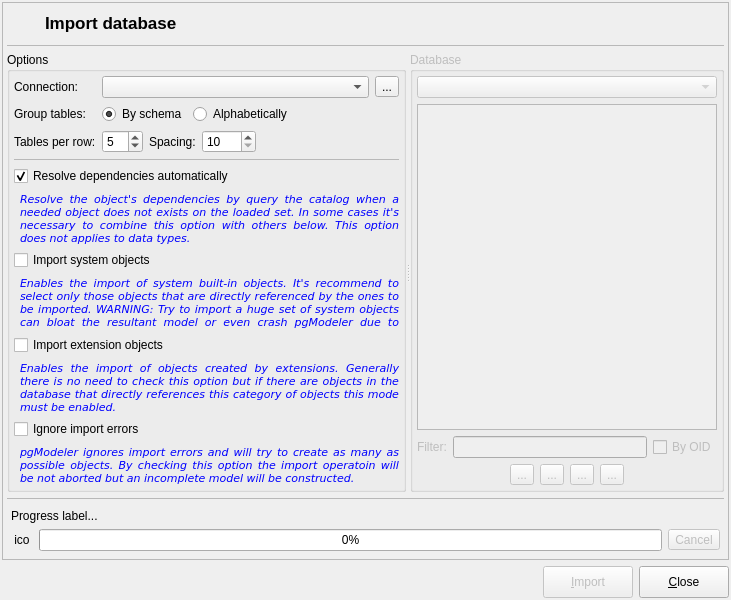
Above: libpgmodeler_ui/ui/databaseimportform.ui from pgmodeler/pgmodeler before the change. Below: the same form after it.
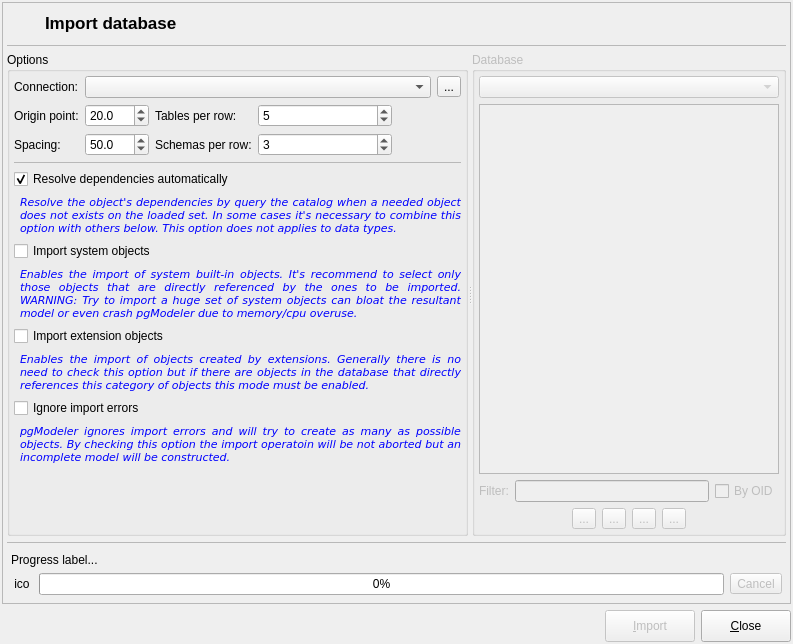
That is the form after the change. Icons and pictures are not drawn.

Commit message: Added a method to make a basic table/schema rearrange.

```diff
--- a/libpgmodeler_ui/ui/databaseimportform.ui
+++ b/libpgmodeler_ui/ui/databaseimportform.ui
@@ -9,8 +9,8 @@
    <rect>
     <x>0</x>
     <y>0</y>
-    <width>731</width>
-    <height>600</height>
+    <width>793</width>
+    <height>644</height>
    </rect>
   </property>
   <property name="sizePolicy">
@@ -262,6 +262,12 @@
             <bool>false</bool>
            </property>
            <widget class="QGroupBox" name="options_gb">
+            <property name="sizePolicy">
+             <sizepolicy hsizetype="Minimum" vsizetype="Preferred">
+              <horstretch>0</horstretch>
+              <verstretch>0</verstretch>
+             </sizepolicy>
+            </property>
             <property name="title">
              <string>Options</string>
             </property>
@@ -278,59 +284,7 @@
              <property name="bottomMargin">
               <number>4</number>
              </property>
-             <item row="1" column="0">
-              <widget class="QLabel" name="group_lbl">
-               <property name="sizePolicy">
-                <sizepolicy hsizetype="Fixed" vsizetype="Preferred">
-                 <horstretch>0</horstretch>
-                 <verstretch>0</verstretch>
-                </sizepolicy>
-               </property>
-               <property name="text">
-                <string>Group tables:</string>
-               </property>
-              </widget>
-             </item>
-             <item row="3" column="4">
-              <spacer name="horizontalSpacer_3">
-               <property name="orientation">
-                <enum>Qt::Horizontal</enum>
-               </property>
-               <property name="sizeHint" stdset="0">
-                <size>
-                 <width>40</width>
-                 <height>20</height>
-                </size>
-               </property>
-              </spacer>
-             </item>
-             <item row="3" column="0">
-              <widget class="QLabel" name="tabs_per_row_lbl">
-               <property name="sizePolicy">
-                <sizepolicy hsizetype="Fixed" vsizetype="Preferred">
-                 <horstretch>0</horstretch>
-                 <verstretch>0</verstretch>
-                </sizepolicy>
-               </property>
-               <property name="text">
-                <string>Tables per row:</string>
-               </property>
-              </widget>
-             </item>
-             <item row="3" column="2">
-              <widget class="QLabel" name="tab_spacing_lbl">
-               <property name="sizePolicy">
-                <sizepolicy hsizetype="Fixed" vsizetype="Preferred">
-                 <horstretch>0</horstretch>
-                 <verstretch>0</verstretch>
-                </sizepolicy>
-               </property>
-               <property name="text">
-                <string>Spacing:</string>
-               </property>
-              </widget>
-             </item>
-             <item row="11" column="0" colspan="5">
+             <item row="14" column="0" colspan="6">
               <layout class="QGridLayout" name="gridLayout_15">
                <item row="1" column="1">
                 <widget class="QLabel" name="hint2_lbl_3">
@@ -435,20 +389,188 @@
                </property>
               </widget>
              </item>
-             <item row="3" column="1">
-              <widget class="QSpinBox" name="tabs_per_row_sb">
-               <property name="minimum">
-                <number>1</number>
-               </property>
-               <property name="maximum">
-                <number>20</number>
-               </property>
-               <property name="value">
-                <number>5</number>
-               </property>
-              </widget>
+             <item row="15" column="0" colspan="6">
+              <layout class="QGridLayout" name="gridLayout_2">
+               <item row="0" column="0" colspan="2">
+                <widget class="QCheckBox" name="ignore_errors_chk">
+                 <property name="sizePolicy">
+                  <sizepolicy hsizetype="Expanding" vsizetype="Fixed">
+                   <horstretch>0</horstretch>
+                   <verstretch>0</verstretch>
+                  </sizepolicy>
+                 </property>
+                 <property name="text">
+                  <string>Ignore import errors</string>
+                 </property>
+                </widget>
+               </item>
+               <item row="1" column="1">
+                <widget class="QLabel" name="hint3_lbl">
+                 <property name="enabled">
+                  <bool>true</bool>
+                 </property>
+                 <property name="sizePolicy">
+                  <sizepolicy hsizetype="Expanding" vsizetype="Expanding">
+                   <horstretch>0</horstretch>
+                   <verstretch>0</verstretch>
+                  </sizepolicy>
+                 </property>
+                 <property name="palette">
+                  <palette>
+                   <active>
+                    <colorrole role="WindowText">
+                     <brush brushstyle="SolidPattern">
+                      <color alpha="255">
+                       <red>0</red>
+                       <green>0</green>
+                       <blue>255</blue>
+                      </color>
+                     </brush>
+                    </colorrole>
+                   </active>
+                   <inactive>
+                    <colorrole role="WindowText">
+                     <brush brushstyle="SolidPattern">
+                      <color alpha="255">
+                       <red>0</red>
+                       <green>0</green>
+                       <blue>255</blue>
+                      </color>
+                     </brush>
+                    </colorrole>
+                   </inactive>
+                   <disabled>
+                    <colorrole role="WindowText">
+                     <brush brushstyle="SolidPattern">
+                      <color alpha="255">
+                       <red>117</red>
+                       <green>114</green>
+                       <blue>112</blue>
+                      </color>
+                     </brush>
+                    </colorrole>
+                   </disabled>
+                  </palette>
+                 </property>
+                 <property name="font">
+                  <font>
+                   <family>DejaVu Sans</family>
+                   <pointsize>8</pointsize>
+                   <italic>true</italic>
+                  </font>
+                 </property>
+                 <property name="text">
+                  <string>pgModeler ignores import errors and will try to create as many as possible objects. By checking this option the import operatoin will be not aborted but an incomplete model will be constructed.</string>
+                 </property>
+                 <property name="textFormat">
+                  <enum>Qt::PlainText</enum>
+                 </property>
+                 <property name="alignment">
+                  <set>Qt::AlignJustify|Qt::AlignTop</set>
+                 </property>
+                 <property name="wordWrap">
+                  <bool>true</bool>
+                 </property>
+                 <property name="indent">
+                  <number>0</number>
+                 </property>
+                </widget>
+               </item>
+              </layout>
              </item>
-             <item row="5" column="0" colspan="5">
+             <item row="12" column="0" colspan="6">
+              <layout class="QGridLayout" name="gridLayout_7">
+               <item row="1" column="1">
+                <widget class="QLabel" name="hint2_lbl">
+                 <property name="enabled">
+                  <bool>true</bool>
+                 </property>
+                 <property name="sizePolicy">
+                  <sizepolicy hsizetype="Expanding" vsizetype="Fixed">
+                   <horstretch>0</horstretch>
+                   <verstretch>0</verstretch>
+                  </sizepolicy>
+                 </property>
+                 <property name="palette">
+                  <palette>
+                   <active>
+                    <colorrole role="WindowText">
+                     <brush brushstyle="SolidPattern">
+                      <color alpha="255">
+                       <red>0</red>
+                       <green>0</green>
+                       <blue>255</blue>
+                      </color>
+                     </brush>
+                    </colorrole>
+                   </active>
+                   <inactive>
+                    <colorrole role="WindowText">
+                     <brush brushstyle="SolidPattern">
+                      <color alpha="255">
+                       <red>0</red>
+                       <green>0</green>
+                       <blue>255</blue>
+                      </color>
+                     </brush>
+                    </colorrole>
+                   </inactive>
+                   <disabled>
+                    <colorrole role="WindowText">
+                     <brush brushstyle="SolidPattern">
+                      <color alpha="255">
+                       <red>117</red>
+                       <green>114</green>
+                       <blue>112</blue>
+                      </color>
+                     </brush>
+                    </colorrole>
+                   </disabled>
+                  </palette>
+                 </property>
+                 <property name="font">
+                  <font>
+                   <family>DejaVu Sans</family>
+                   <pointsize>8</pointsize>
+                   <italic>true</italic>
+                  </font>
+                 </property>
+                 <property name="text">
+                  <string>Enables the import of system built-in objects. It's recommend to select only those objects that are directly referenced by the ones to be imported. WARNING: Try to import a huge set of system objects can bloat the resultant model or even crash pgModeler due to memory/cpu overuse.</string>
+                 </property>
+                 <property name="textFormat">
+                  <enum>Qt::PlainText</enum>
+                 </property>
+                 <property name="alignment">
+                  <set>Qt::AlignJustify|Qt::AlignVCenter</set>
+                 </property>
+                 <property name="wordWrap">
+                  <bool>true</bool>
+                 </property>
+                 <property name="margin">
+                  <number>0</number>
+                 </property>
+                 <property name="indent">
+                  <number>0</number>
+                 </property>
+                </widget>
+               </item>
+               <item row="0" column="0" colspan="2">
+                <widget class="QCheckBox" name="import_sys_objs_chk">
+                 <property name="sizePolicy">
+                  <sizepolicy hsizetype="Expanding" vsizetype="Fixed">
+                   <horstretch>0</horstretch>
+                   <verstretch>0</verstretch>
+                  </sizepolicy>
+                 </property>
+                 <property name="text">
+                  <string>Import system objects</string>
+                 </property>
+                </widget>
+               </item>
+              </layout>
+             </item>
+             <item row="8" column="0" colspan="6">
               <layout class="QGridLayout" name="gridLayout_9">
                <item row="0" column="0" colspan="2">
                 <widget class="QCheckBox" name="resolve_deps_chk">
@@ -540,7 +662,114 @@
                </item>
               </layout>
              </item>
-             <item row="0" column="1" colspan="4">
+             <item row="3" column="1">
+              <widget class="QDoubleSpinBox" name="obj_spacing_sb">
+               <property name="toolTip">
+                <string>Spacing between objects</string>
+               </property>
+               <property name="decimals">
+                <number>1</number>
+               </property>
+               <property name="maximum">
+                <double>1000.000000000000000</double>
+               </property>
+               <property name="value">
+                <double>50.000000000000000</double>
+               </property>
+              </widget>
+             </item>
+             <item row="2" column="1">
+              <widget class="QDoubleSpinBox" name="origin_sb">
+               <property name="toolTip">
+                <string>Starting point where objects will be put.</string>
+               </property>
+               <property name="decimals">
+                <number>1</number>
+               </property>
+               <property name="maximum">
+                <double>1000.000000000000000</double>
+               </property>
+               <property name="value">
+                <double>20.000000000000000</double>
+               </property>
+              </widget>
+             </item>
+             <item row="7" column="0" colspan="6">
+              <widget class="QFrame" name="div_ln_2">
+               <property name="minimumSize">
+                <size>
+                 <width>0</width>
+                 <height>1</height>
+                </size>
+               </property>
+               <property name="maximumSize">
+                <size>
+                 <width>16777215</width>
+                 <height>1</height>
+                </size>
+               </property>
+               <property name="frameShape">
+                <enum>QFrame::StyledPanel</enum>
+               </property>
+               <property name="frameShadow">
+                <enum>QFrame::Sunken</enum>
+               </property>
+               <zorder>origin_sb</zorder>
+              </widget>
+             </item>
+             <item row="3" column="2">
+              <widget class="QLabel" name="sch_per_row_lbl">
+               <property name="sizePolicy">
+                <sizepolicy hsizetype="Fixed" vsizetype="Preferred">
+                 <horstretch>0</horstretch>
+                 <verstretch>0</verstretch>
+                </sizepolicy>
+               </property>
+               <property name="text">
+                <string>Schemas per row:</string>
+               </property>
+              </widget>
+             </item>
+             <item row="2" column="0">
+              <widget class="QLabel" name="oring_lbl">
+               <property name="sizePolicy">
+                <sizepolicy hsizetype="Fixed" vsizetype="Preferred">
+                 <horstretch>0</horstretch>
+                 <verstretch>0</verstretch>
+                </sizepolicy>
+               </property>
+               <property name="text">
+                <string>Origin point:</string>
+               </property>
+              </widget>
+             </item>
+             <item row="3" column="0">
+              <widget class="QLabel" name="tab_spacing_lbl">
+               <property name="sizePolicy">
+                <sizepolicy hsizetype="Preferred" vsizetype="Preferred">
+                 <horstretch>0</horstretch>
+                 <verstretch>0</verstretch>
+                </sizepolicy>
+               </property>
+               <property name="text">
+                <string>Spacing:</string>
+               </property>
+              </widget>
+             </item>
+             <item row="2" column="2">
+              <widget class="QLabel" name="tabs_per_row_lbl">
+               <property name="sizePolicy">
+                <sizepolicy hsizetype="Fixed" vsizetype="Preferred">
+                 <horstretch>0</horstretch>
+                 <verstretch>0</verstretch>
+                </sizepolicy>
+               </property>
+               <property name="text">
+                <string>Tables per row:</string>
+               </property>
+              </widget>
+             </item>
+             <item row="0" column="1" colspan="5">
               <layout class="QHBoxLayout" name="horizontalLayout">
                <item>
                 <widget class="QComboBox" name="connections_cmb">
@@ -574,267 +803,43 @@
                </item>
               </layout>
              </item>
-             <item row="12" column="0" colspan="5">
-              <layout class="QGridLayout" name="gridLayout_2">
-               <item row="0" column="0" colspan="2">
-                <widget class="QCheckBox" name="ignore_errors_chk">
-                 <property name="sizePolicy">
-                  <sizepolicy hsizetype="Expanding" vsizetype="Fixed">
-                   <horstretch>0</horstretch>
-                   <verstretch>0</verstretch>
-                  </sizepolicy>
-                 </property>
-                 <property name="text">
-                  <string>Ignore import errors</string>
-                 </property>
-                </widget>
-               </item>
-               <item row="1" column="1">
-                <widget class="QLabel" name="hint3_lbl">
-                 <property name="enabled">
-                  <bool>true</bool>
-                 </property>
-                 <property name="sizePolicy">
-                  <sizepolicy hsizetype="Expanding" vsizetype="Fixed">
-                   <horstretch>0</horstretch>
-                   <verstretch>0</verstretch>
-                  </sizepolicy>
-                 </property>
-                 <property name="palette">
-                  <palette>
-                   <active>
-                    <colorrole role="WindowText">
-                     <brush brushstyle="SolidPattern">
-                      <color alpha="255">
-                       <red>0</red>
-                       <green>0</green>
-                       <blue>255</blue>
-                      </color>
-                     </brush>
-                    </colorrole>
-                   </active>
-                   <inactive>
-                    <colorrole role="WindowText">
-                     <brush brushstyle="SolidPattern">
-                      <color alpha="255">
-                       <red>0</red>
-                       <green>0</green>
-                       <blue>255</blue>
-                      </color>
-                     </brush>
-                    </colorrole>
-                   </inactive>
-                   <disabled>
-                    <colorrole role="WindowText">
-                     <brush brushstyle="SolidPattern">
-                      <color alpha="255">
-                       <red>117</red>
-                       <green>114</green>
-                       <blue>112</blue>
-                      </color>
-                     </brush>
-                    </colorrole>
-                   </disabled>
-                  </palette>
-                 </property>
-                 <property name="font">
-                  <font>
-                   <family>DejaVu Sans</family>
-                   <pointsize>8</pointsize>
-                   <italic>true</italic>
-                  </font>
-                 </property>
-                 <property name="text">
-                  <string>pgModeler ignores import errors and will try to create as many as possible objects. By checking this option the import operatoin will be not aborted but an incomplete model will be constructed.</string>
-                 </property>
-                 <property name="textFormat">
-                  <enum>Qt::PlainText</enum>
-                 </property>
-                 <property name="alignment">
-                  <set>Qt::AlignJustify|Qt::AlignVCenter</set>
-                 </property>
-                 <property name="wordWrap">
-                  <bool>true</bool>
-                 </property>
-                 <property name="indent">
-                  <number>0</number>
-                 </property>
-                </widget>
-               </item>
-              </layout>
-             </item>
-             <item row="3" column="3">
-              <widget class="QSpinBox" name="tab_spacing_sb">
+             <item row="3" column="3" colspan="2">
+              <widget class="QSpinBox" name="sch_per_row_sb">
+               <property name="toolTip">
+                <string>Schemas  per row</string>
+               </property>
                <property name="minimum">
-                <number>10</number>
+                <number>1</number>
                </property>
                <property name="maximum">
-                <number>1000</number>
+                <number>20</number>
                </property>
                <property name="value">
-                <number>10</number>
+                <number>3</number>
                </property>
               </widget>
              </item>
-             <item row="1" column="1" colspan="4">
-              <layout class="QHBoxLayout" name="horizontalLayout_2">
-               <item>
-                <widget class="QRadioButton" name="grp_schema_rb">
-                 <property name="sizePolicy">
-                  <sizepolicy hsizetype="Fixed" vsizetype="Fixed">
-                   <horstretch>0</horstretch>
-                   <verstretch>0</verstretch>
-                  </sizepolicy>
-                 </property>
-                 <property name="text">
-                  <string>By schema</string>
-                 </property>
-                 <property name="checked">
-                  <bool>true</bool>
-                 </property>
-                </widget>
-               </item>
-               <item>
-                <widget class="QRadioButton" name="grp_alpha_rb">
-                 <property name="sizePolicy">
-                  <sizepolicy hsizetype="Expanding" vsizetype="Fixed">
-                   <horstretch>0</horstretch>
-                   <verstretch>0</verstretch>
-                  </sizepolicy>
-                 </property>
-                 <property name="text">
-                  <string>Alphabetically</string>
-                 </property>
-                </widget>
-               </item>
-              </layout>
-             </item>
-             <item row="4" column="0" colspan="5">
-              <widget class="QFrame" name="div_ln_2">
-               <property name="minimumSize">
-                <size>
-                 <width>0</width>
-                 <height>1</height>
-                </size>
+             <item row="2" column="3" colspan="2">
+              <widget class="QSpinBox" name="tabs_per_row_sb">
+               <property name="sizePolicy">
+                <sizepolicy hsizetype="Minimum" vsizetype="Fixed">
+                 <horstretch>0</horstretch>
+                 <verstretch>0</verstretch>
+                </sizepolicy>
                </property>
-               <property name="maximumSize">
-                <size>
-                 <width>16777215</width>
-                 <height>1</height>
-                </size>
+               <property name="toolTip">
+                <string>Tables per row</string>
                </property>
-               <property name="frameShape">
-                <enum>QFrame::StyledPanel</enum>
+               <property name="minimum">
+                <number>1</number>
                </property>
-               <property name="frameShadow">
-                <enum>QFrame::Sunken</enum>
+               <property name="maximum">
+                <number>20</number>
                </property>
-              </widget>
-             </item>
-             <item row="9" column="0" colspan="5">
-              <layout class="QGridLayout" name="gridLayout_7">
-               <item row="1" column="1">
-                <widget class="QLabel" name="hint2_lbl">
-                 <property name="enabled">
-                  <bool>true</bool>
-                 </property>
-                 <property name="sizePolicy">
-                  <sizepolicy hsizetype="Expanding" vsizetype="Fixed">
-                   <horstretch>0</horstretch>
-                   <verstretch>0</verstretch>
-                  </sizepolicy>
-                 </property>
-                 <property name="palette">
-                  <palette>
-                   <active>
-                    <colorrole role="WindowText">
-                     <brush brushstyle="SolidPattern">
-                      <color alpha="255">
-                       <red>0</red>
-                       <green>0</green>
-                       <blue>255</blue>
-                      </color>
-                     </brush>
-                    </colorrole>
-                   </active>
-                   <inactive>
-                    <colorrole role="WindowText">
-                     <brush brushstyle="SolidPattern">
-                      <color alpha="255">
-                       <red>0</red>
-                       <green>0</green>
-                       <blue>255</blue>
-                      </color>
-                     </brush>
-                    </colorrole>
-                   </inactive>
-                   <disabled>
-                    <colorrole role="WindowText">
-                     <brush brushstyle="SolidPattern">
-                      <color alpha="255">
-                       <red>117</red>
-                       <green>114</green>
-                       <blue>112</blue>
-                      </color>
-                     </brush>
-                    </colorrole>
-                   </disabled>
-                  </palette>
-                 </property>
-                 <property name="font">
-                  <font>
-                   <family>DejaVu Sans</family>
-                   <pointsize>8</pointsize>
-                   <italic>true</italic>
-                  </font>
-                 </property>
-                 <property name="text">
-                  <string>Enables the import of system built-in objects. It's recommend to select only those objects that are directly referenced by the ones to be imported. WARNING: Try to import a huge set of system objects can bloat the resultant model or even crash pgModeler due to memory/cpu overuse.</string>
-                 </property>
-                 <property name="textFormat">
-                  <enum>Qt::PlainText</enum>
-                 </property>
-                 <property name="alignment">
-                  <set>Qt::AlignJustify|Qt::AlignVCenter</set>
-                 </property>
-                 <property name="wordWrap">
-                  <bool>true</bool>
-                 </property>
-                 <property name="margin">
-                  <number>0</number>
-                 </property>
-                 <property name="indent">
-                  <number>0</number>
-                 </property>
-                </widget>
-               </item>
-               <item row="0" column="0" colspan="2">
-                <widget class="QCheckBox" name="import_sys_objs_chk">
-                 <property name="sizePolicy">
-                  <sizepolicy hsizetype="Expanding" vsizetype="Fixed">
-                   <horstretch>0</horstretch>
-                   <verstretch>0</verstretch>
-                  </sizepolicy>
-                 </property>
-                 <property name="text">
-                  <string>Import system objects</string>
-                 </property>
-                </widget>
-               </item>
-              </layout>
-             </item>
-             <item row="13" column="0" colspan="5">
-              <spacer name="verticalSpacer">
-               <property name="orientation">
-                <enum>Qt::Vertical</enum>
+               <property name="value">
+                <number>5</number>
                </property>
-               <property name="sizeHint" stdset="0">
-                <size>
-                 <width>20</width>
-                 <height>40</height>
-                </size>
-               </property>
-              </spacer>
+              </widget>
              </item>
             </layout>
            </widget>
```
The commit also changes 16 other files.
